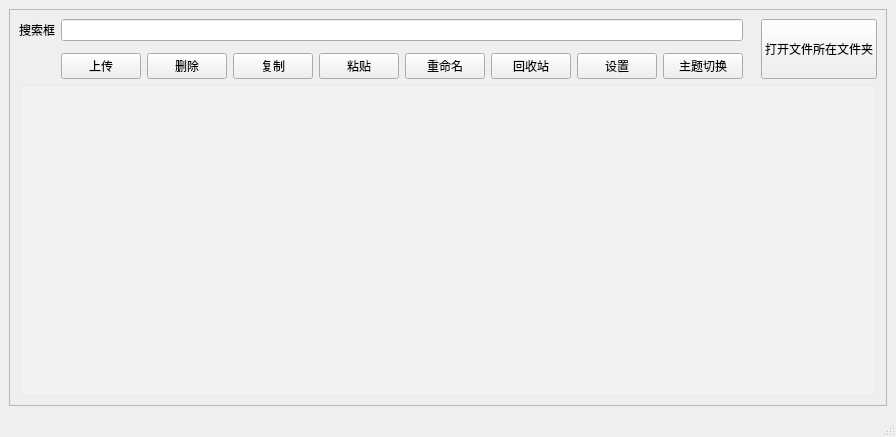
First picture: the form in cell_main.ui, repository Jojuyn/FileManager, before the edit.
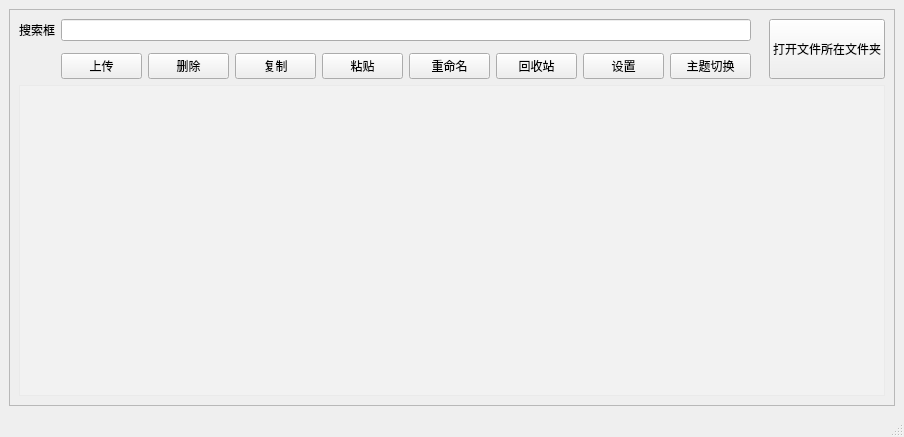
Second picture: the form after the edit. Icons and pictures are not drawn.

Patch:
```diff
--- a/cell_main.ui
+++ b/cell_main.ui
@@ -6,7 +6,7 @@
    <rect>
     <x>0</x>
     <y>0</y>
-    <width>839</width>
+    <width>904</width>
     <height>437</height>
    </rect>
   </property>
```
Left out of the diff: 4 changed lines with no effect on the pictures.
